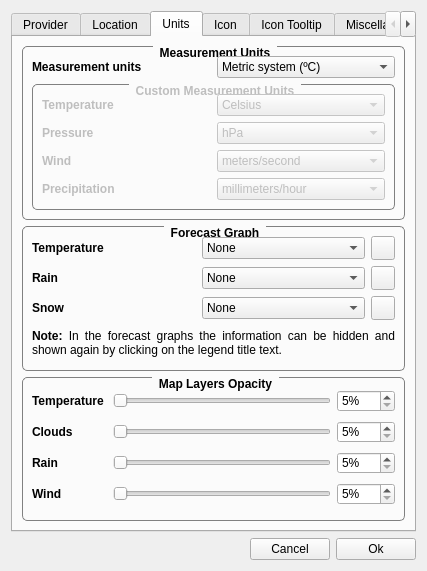
Qt form ConfigurationDialog.ui (FelixdelasPozas/TrayWeather) before a commit.
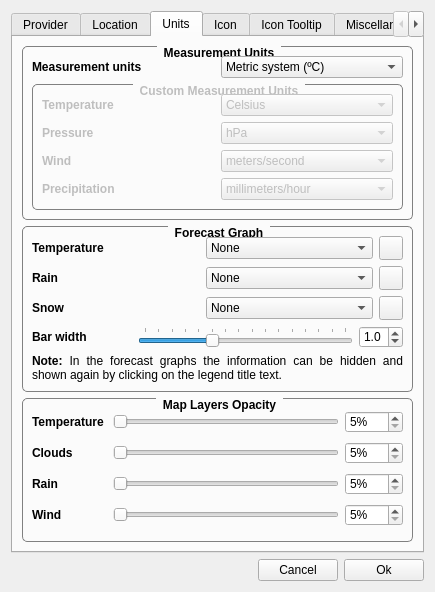
The same form after that commit. The open tabs and pages were chosen to show the change. Icons and pictures are not drawn. Custom widgets are drawn as their Qt base class.

Commit message: Modification of bar representation width.

Patch:
```diff
--- a/ConfigurationDialog.ui
+++ b/ConfigurationDialog.ui
@@ -9,8 +9,8 @@
    <rect>
     <x>0</x>
     <y>0</y>
-    <width>427</width>
-    <height>571</height>
+    <width>435</width>
+    <height>592</height>
    </rect>
   </property>
   <property name="sizePolicy">
@@ -21,14 +21,14 @@
   </property>
   <property name="minimumSize">
    <size>
-    <width>427</width>
-    <height>571</height>
+    <width>435</width>
+    <height>592</height>
    </size>
   </property>
   <property name="maximumSize">
    <size>
-    <width>427</width>
-    <height>571</height>
+    <width>435</width>
+    <height>592</height>
    </size>
   </property>
   <property name="windowTitle">
@@ -1475,6 +1475,79 @@
             </item>
            </layout>
           </item>
+          <item>
+           <layout class="QHBoxLayout" name="horizontalLayout_5">
+            <item>
+             <widget class="QLabel" name="label_11">
+              <property name="minimumSize">
+               <size>
+                <width>100</width>
+                <height>0</height>
+               </size>
+              </property>
+              <property name="font">
+               <font>
+                <weight>75</weight>
+                <bold>true</bold>
+               </font>
+              </property>
+              <property name="toolTip">
+               <string>Adjusts the bar width of bar representations.</string>
+              </property>
+              <property name="text">
+               <string>Bar width</string>
+              </property>
+             </widget>
+            </item>
+            <item>
+             <widget class="QSlider" name="m_barWidthSlider">
+              <property name="toolTip">
+               <string>Adjusts the bar width of bar representations.</string>
+              </property>
+              <property name="minimum">
+               <number>5</number>
+              </property>
+              <property name="maximum">
+               <number>20</number>
+              </property>
+              <property name="value">
+               <number>10</number>
+              </property>
+              <property name="orientation">
+               <enum>Qt::Horizontal</enum>
+              </property>
+              <property name="tickPosition">
+               <enum>QSlider::TicksAbove</enum>
+              </property>
+              <property name="tickInterval">
+               <number>1</number>
+              </property>
+             </widget>
+            </item>
+            <item>
+             <widget class="QDoubleSpinBox" name="m_barWidthSpinbox">
+              <property name="toolTip">
+               <string>Adjusts the bar width of bar representations.</string>
+              </property>
+              <property name="decimals">
+               <number>1</number>
+              </property>
+              <property name="minimum">
+               <double>0.500000000000000</double>
+              </property>
+              <property name="maximum">
+               <double>2.000000000000000</double>
+              </property>
+              <property name="singleStep">
+               <double>0.100000000000000</double>
+              </property>
+              <property name="value">
+               <double>1.000000000000000</double>
+              </property>
+             </widget>
+            </item>
+           </layout>
+          </item>
           <item>
            <widget class="QLabel" name="label_30">
             <property name="text">
```
The commit also changes 21 other files.
